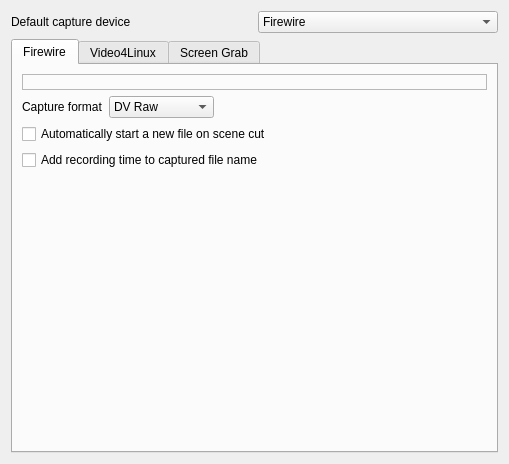
This is src/widgets/configcapture_ui.ui in KDE/kdenlive as Qt 5 draws it before an edit. The edited form follows.
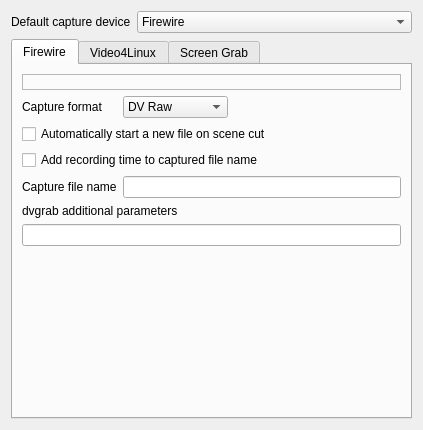
This is the edited form. Custom widgets are drawn as their Qt base class.

Commit message: Allow to specity a base name for dvgrab captured files: http://www.kdenlive.org/mantis/view.php?id=1141

What changed in the file:
```diff
--- a/src/widgets/configcapture_ui.ui
+++ b/src/widgets/configcapture_ui.ui
@@ -1,12 +1,12 @@
 <ui version="4.0" >
  <class>ConfigCapture_UI</class>
- <widget class="QWidget" name="ConfigCapture_UI" >
-  <property name="geometry" >
+ <widget class="QWidget" name="ConfigCapture_UI">
+  <property name="geometry">
    <rect>
     <x>0</x>
     <y>0</y>
-    <width>509</width>
-    <height>464</height>
+    <width>409</width>
+    <height>428</height>
    </rect>
   </property>
   <layout class="QGridLayout" name="gridLayout_6" >
@@ -17,8 +17,14 @@
      </property>
     </widget>
    </item>
-   <item row="0" column="1" >
-    <widget class="KComboBox" name="kcfg_defaultcapture" >
+   <item row="0" column="1">
+    <widget class="KComboBox" name="kcfg_defaultcapture">
+     <property name="sizePolicy">
+      <sizepolicy hsizetype="Expanding" vsizetype="Fixed">
+       <horstretch>0</horstretch>
+       <verstretch>0</verstretch>
+      </sizepolicy>
+     </property>
      <item>
       <property name="text" >
        <string>Firewire</string>
@@ -123,9 +129,29 @@
          </property>
         </widget>
        </item>
-       <item row="4" column="1" >
-        <spacer name="verticalSpacer_2" >
-         <property name="orientation" >
+       <item row="4" column="0">
+        <widget class="QLabel" name="label_5">
+         <property name="text">
+          <string>Capture file name</string>
+         </property>
+        </widget>
+       </item>
+       <item row="4" column="1" colspan="2">
+        <widget class="QLineEdit" name="kcfg_dvgrabfilename"/>
+       </item>
+       <item row="5" column="0" colspan="2">
+        <widget class="QLabel" name="label_7">
+         <property name="text">
+          <string>dvgrab additional parameters</string>
+         </property>
+        </widget>
+       </item>
+       <item row="6" column="0" colspan="3">
+        <widget class="QLineEdit" name="kcfg_dvgrabextra"/>
+       </item>
+       <item row="7" column="1">
+        <spacer name="verticalSpacer_2">
+         <property name="orientation">
           <enum>Qt::Vertical</enum>
          </property>
          <property name="sizeHint" stdset="0" >
@@ -641,26 +667,26 @@
   </layout>
  </widget>
  <customwidgets>
-  <customwidget>
-   <class>KComboBox</class>
-   <extends>QComboBox</extends>
-   <header>kcombobox.h</header>
-  </customwidget>
-  <customwidget>
-   <class>KDoubleNumInput</class>
-   <extends>QWidget</extends>
-   <header>knuminput.h</header>
-  </customwidget>
   <customwidget>
    <class>KIntSpinBox</class>
    <extends>QSpinBox</extends>
    <header>knuminput.h</header>
   </customwidget>
+  <customwidget>
+   <class>KDoubleNumInput</class>
+   <extends>QWidget</extends>
+   <header>knuminput.h</header>
+  </customwidget>
   <customwidget>
    <class>KLineEdit</class>
    <extends>QLineEdit</extends>
    <header>klineedit.h</header>
   </customwidget>
+  <customwidget>
+   <class>KComboBox</class>
+   <extends>QComboBox</extends>
+   <header>kcombobox.h</header>
+  </customwidget>
  </customwidgets>
  <tabstops>
   <tabstop>kcfg_defaultcapture</tabstop>
```
Left out of the diff: 455 changed lines with no effect on the pictures. The commit also changes 4 other files.
